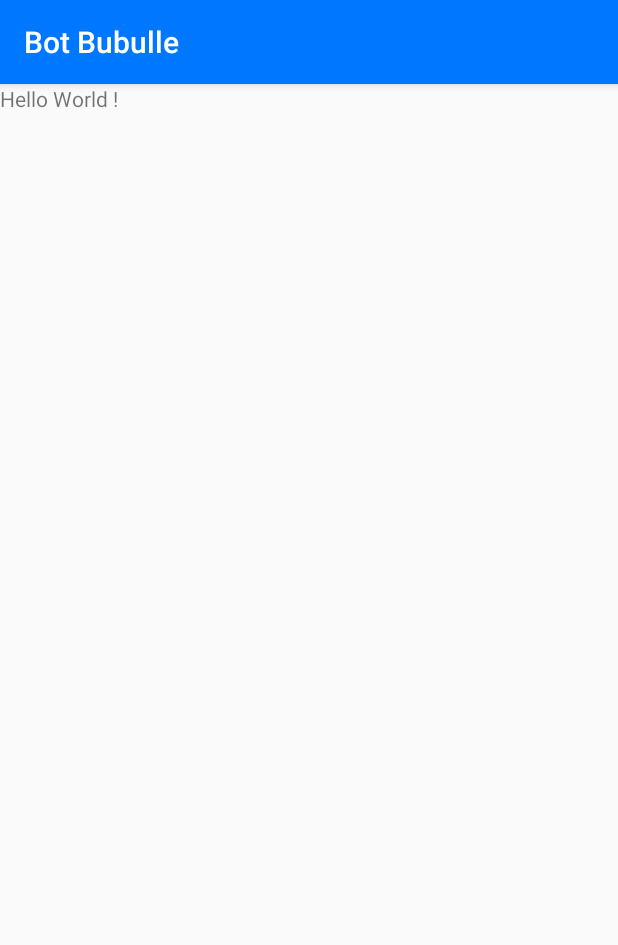
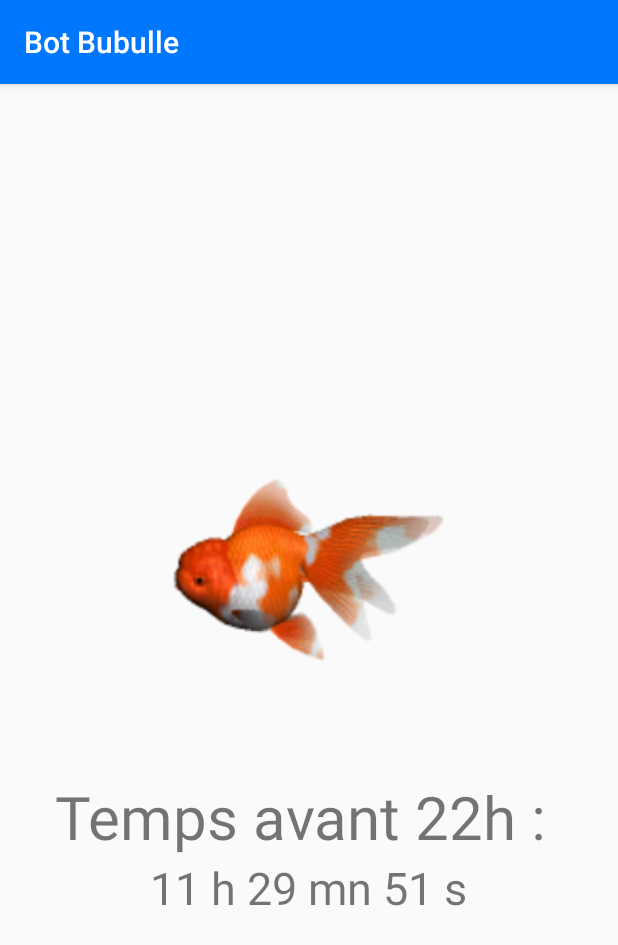
Before and after one commit to Alexandre-Vernet/Bot-Bubulle-Mobile, an Android app: the MainActivity screen opened directly, with no data from a screen before it, on a phone screen of 412 x 824 dp. Shown: the top 945 px of the screen. Run offline under Robolectric (Android 15) with nearby library versions, the phone set to English and light mode, and no system bars.

Commit message:
Création du compte à rebours avant 22h sur l'activité principale

```diff
--- a/app/build.gradle
+++ b/app/build.gradle
@@ -28,6 +28,7 @@ dependencies {
     implementation 'androidx.appcompat:appcompat:1.2.0'
     implementation 'androidx.constraintlayout:constraintlayout:2.0.1'
     implementation 'com.google.firebase:firebase-messaging:20.3.0'
+    implementation 'com.google.android.material:material:1.2.1'
     testImplementation 'junit:junit:4.12'
     androidTestImplementation 'androidx.test.ext:junit:1.1.2'
     androidTestImplementation 'androidx.test.espresso:espresso-core:3.3.0'
--- a/app/src/main/java/com/ynov/vernet/botbubulle/MainActivity.java
+++ b/app/src/main/java/com/ynov/vernet/botbubulle/MainActivity.java
@@ -8,16 +8,59 @@ import android.hardware.biometrics.BiometricPrompt;
 import android.os.Build;
 import android.os.Bundle;
 import android.os.CancellationSignal;
+import android.os.Handler;
+import android.widget.TextView;
 import android.widget.Toast;
 
+import java.util.Calendar;
+import java.util.Date;
 import java.util.concurrent.Executor;
 import java.util.concurrent.Executors;
 
 public class MainActivity extends AppCompatActivity {
 
+    private int tHeures, tMinutes, tSecondes;
+
     @Override
     protected void onCreate(Bundle savedInstanceState) {
         super.onCreate(savedInstanceState);
         setContentView(R.layout.activity_main);
+
+        // Référencer les interface
+        final TextView heures = (TextView) findViewById(R.id.heures);
+        final TextView minutes = (TextView) findViewById(R.id.minutes);
+        final TextView secondes = (TextView) findViewById(R.id.secondes);
+
+        // Démarrer un thread
+        Thread thread = new Thread() {
+            @Override
+            public void run() {
+                try {
+                    while (!isInterrupted()) {
+                        // Actualiser toutes les secondes le thread
+                        Thread.sleep(1000);
+                        runOnUiThread(new Runnable() {
+                            @Override
+                            public void run() {
+                                // Récupérer le temps avant 22h
+                                Date date = Calendar.getInstance().getTime();
+                                tHeures = 21 - date.getHours();
+                                tMinutes = 59 - date.getMinutes();
+                                tSecondes = 59 - date.getSeconds();
+
+                                // Afficher le temps
+                                heures.setText("" + tHeures + " h ");
+                                minutes.setText("" + tMinutes + " mn ");
+                                secondes.setText("" + tSecondes + " s");
+                            }
+                        });
+                    }
+                } catch (InterruptedException e) {
+                }
+            }
+        };
+
+        thread.start();
+
     }
 }
--- a/app/src/main/res/layout/activity_chargement.xml
+++ b/app/src/main/res/layout/activity_chargement.xml
@@ -9,7 +9,7 @@
     tools:context=".Chargement">
 
     <ImageView
-        android:layout_width="wrap_content"
+        android:layout_width="375dp"
         android:layout_height="wrap_content"
         android:src="@drawable/icon" />
 
--- a/app/src/main/res/layout/activity_main.xml
+++ b/app/src/main/res/layout/activity_main.xml
@@ -4,11 +4,46 @@
     xmlns:tools="http://schemas.android.com/tools"
     android:layout_width="match_parent"
     android:layout_height="match_parent"
+    android:gravity="center"
+    android:orientation="vertical"
     tools:context=".MainActivity">
+
+    <ImageView
+        android:layout_width="250dp"
+        android:layout_height="250dp"
+        android:src="@drawable/bubulle" />
 
     <TextView
         android:layout_width="wrap_content"
         android:layout_height="wrap_content"
-        android:text="Hello World !" />
+        android:text="Temps avant 22h : "
+        android:textSize="40dp" />
+
+    <LinearLayout
+        android:layout_width="match_parent"
+        android:layout_height="wrap_content"
+        android:gravity="center_horizontal"
+        android:orientation="horizontal">
+
+        <TextView
+            android:id="@+id/heures"
+            android:layout_width="wrap_content"
+            android:layout_height="wrap_content"
+            android:textAlignment="center"
+            android:textSize="30dp" />
+
+        <TextView
+            android:id="@+id/minutes"
+            android:layout_width="wrap_content"
+            android:layout_height="wrap_content"
+            android:textSize="30dp" />
+
+        <TextView
+            android:id="@+id/secondes"
+            android:layout_width="wrap_content"
+            android:layout_height="wrap_content"
+            android:textSize="30dp" />
+    </LinearLayout>
+
 
 </LinearLayout>
```
